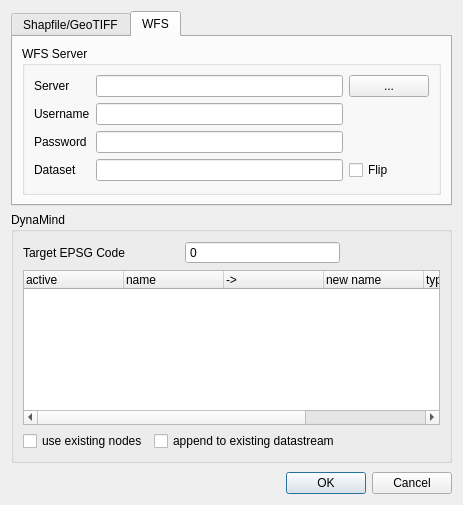
First picture: the form in src/DynaMind-BasicModules/guiimport.ui, repository iut-ibk/DynaMind-ToolBox, before the edit.
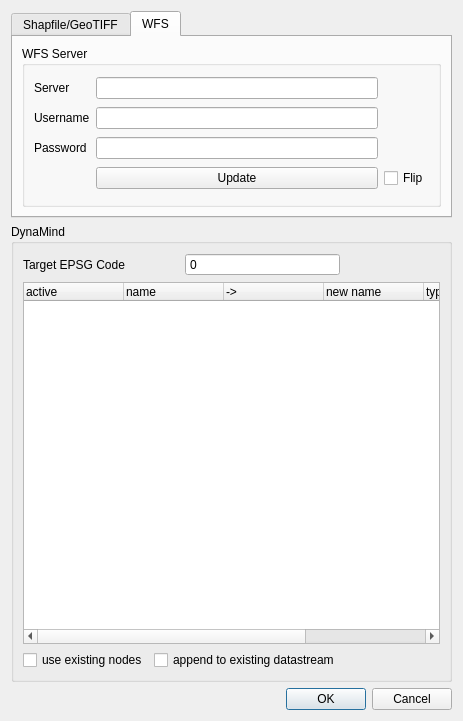
Second picture: the form after the edit. The open tabs and pages were chosen to show the change.

```diff
--- a/src/DynaMind-BasicModules/guiimport.ui
+++ b/src/DynaMind-BasicModules/guiimport.ui
@@ -7,7 +7,7 @@
     <x>0</x>
     <y>0</y>
     <width>463</width>
-    <height>505</height>
+    <height>721</height>
    </rect>
   </property>
   <property name="windowTitle">
@@ -16,6 +16,12 @@
   <layout class="QVBoxLayout" name="verticalLayout">
    <item>
     <widget class="QTabWidget" name="tabWidget">
+     <property name="sizePolicy">
+      <sizepolicy hsizetype="Expanding" vsizetype="Minimum">
+       <horstretch>0</horstretch>
+       <verstretch>0</verstretch>
+      </sizepolicy>
+     </property>
      <property name="currentIndex">
       <number>0</number>
      </property>
@@ -130,26 +136,9 @@
             </property>
            </widget>
           </item>
-          <item row="0" column="2">
-           <widget class="QPushButton" name="pushButton_wfs_pick">
-            <property name="text">
-             <string>...</string>
-            </property>
-           </widget>
-          </item>
           <item row="0" column="1">
            <widget class="QLineEdit" name="lineEdit_wfs_server"/>
           </item>
-          <item row="3" column="0">
-           <widget class="QLabel" name="label_6">
-            <property name="text">
-             <string>Dataset</string>
-            </property>
-           </widget>
-          </item>
-          <item row="3" column="1">
-           <widget class="QLineEdit" name="lineEdit_wfs_dataset"/>
-          </item>
           <item row="3" column="2">
            <widget class="QCheckBox" name="checkBox_flip">
             <property name="text">
@@ -157,6 +146,13 @@
             </property>
            </widget>
           </item>
+          <item row="3" column="1">
+           <widget class="QPushButton" name="wfsUpdateButton">
+            <property name="text">
+             <string>Update</string>
+            </property>
+           </widget>
+          </item>
          </layout>
         </widget>
        </item>
@@ -194,7 +190,7 @@
         </item>
        </layout>
       </item>
-      <item row="11" column="0">
+      <item row="10" column="0">
        <layout class="QHBoxLayout" name="horizontalLayout_4">
         <item>
          <widget class="QCheckBox" name="checkBox_linkWithExistingView">
@@ -212,8 +208,14 @@
         </item>
        </layout>
       </item>
-      <item row="8" column="0" colspan="2">
+      <item row="7" column="0" colspan="2">
        <widget class="QTreeWidget" name="viewTree">
+        <property name="sizePolicy">
+         <sizepolicy hsizetype="Expanding" vsizetype="Expanding">
+          <horstretch>0</horstretch>
+          <verstretch>0</verstretch>
+         </sizepolicy>
+        </property>
         <property name="headerHidden">
          <bool>false</bool>
         </property>
@@ -258,19 +260,6 @@
      </layout>
     </widget>
    </item>
-   <item>
-    <spacer name="verticalSpacer">
-     <property name="orientation">
-      <enum>Qt::Vertical</enum>
-     </property>
-     <property name="sizeHint" stdset="0">
-      <size>
-       <width>20</width>
-       <height>40</height>
-      </size>
-     </property>
-    </spacer>
-   </item>
    <item>
     <widget class="QDialogButtonBox" name="buttonBox">
      <property name="orientation">
```
